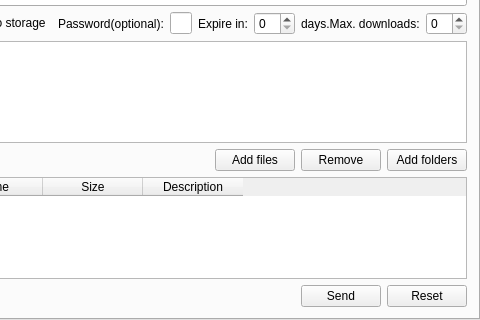
Above: DropSendClient/mainwindow.ui from redbox/Dropsend before the change; both pictures show x 119 to 599 and y 100 to 420 of the 599 by 420 pixel window. Below: the same form after it.
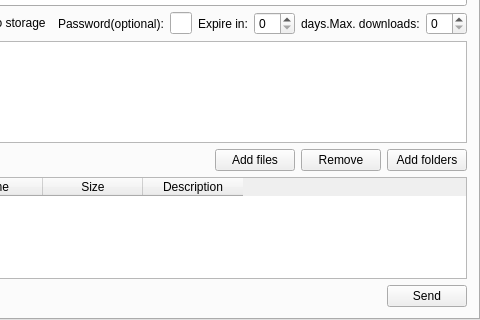
That is the form after the change.

Commit message: add button's action

The edit to the form file:
```diff
--- a/DropSendClient/mainwindow.ui
+++ b/DropSendClient/mainwindow.ui
@@ -428,13 +428,6 @@
              </property>
             </widget>
            </item>
-           <item>
-            <widget class="QPushButton" name="pushButton_5">
-             <property name="text">
-              <string>Reset</string>
-             </property>
-            </widget>
-           </item>
           </layout>
          </widget>
         </item>
```
The commit also changes 1 other file.
